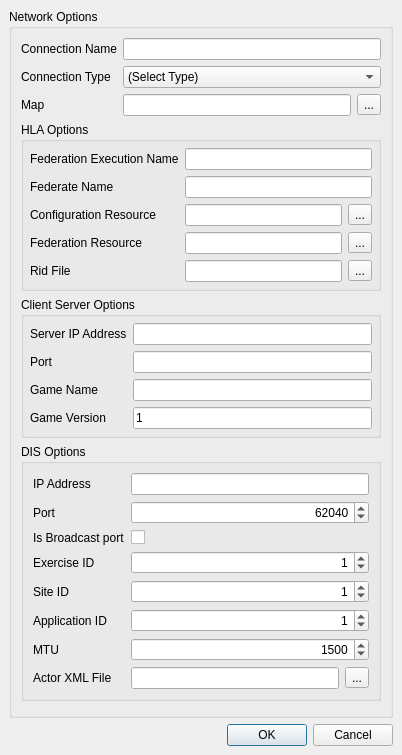
The window that source/StealthViewer/ui/HLAOptionsUi.ui (delta3d/SimulationCore) describes before a commit, drawn with Qt 5.
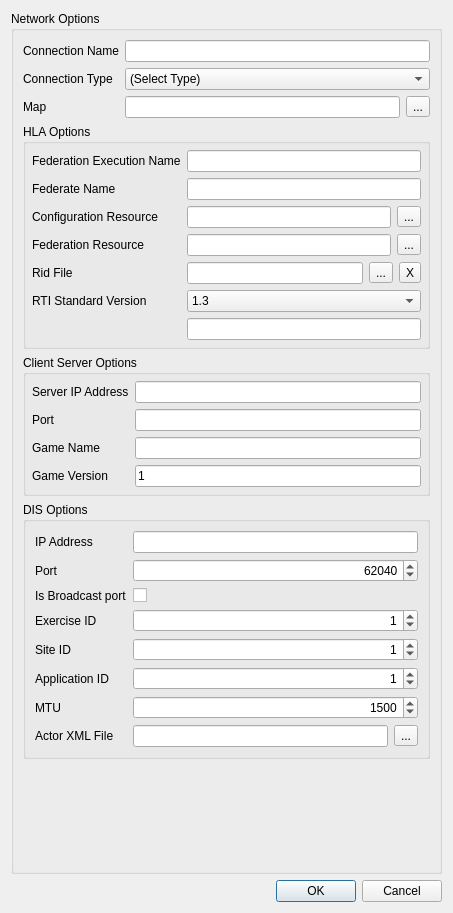
The same window after the commit.

What changed in the file:
```diff
--- a/source/StealthViewer/ui/HLAOptionsUi.ui
+++ b/source/StealthViewer/ui/HLAOptionsUi.ui
@@ -6,8 +6,8 @@
    <rect>
     <x>0</x>
     <y>0</y>
-    <width>402</width>
-    <height>755</height>
+    <width>453</width>
+    <height>913</height>
    </rect>
   </property>
   <property name="windowTitle">
@@ -20,12 +20,6 @@
    <property name="sizeConstraint">
     <enum>QLayout::SetMinAndMaxSize</enum>
    </property>
-   <property name="margin">
-    <number>9</number>
-   </property>
-   <property name="spacing">
-    <number>6</number>
-   </property>
    <item row="0" column="0">
     <widget class="QGroupBox" name="mMainGroupBox">
      <property name="title">
@@ -107,15 +101,9 @@
         </item>
         <item row="3" column="1">
          <layout class="QHBoxLayout">
-          <property name="spacing">
-           <number>6</number>
-          </property>
           <property name="sizeConstraint">
            <enum>QLayout::SetMinimumSize</enum>
           </property>
-          <property name="margin">
-           <number>0</number>
-          </property>
           <item>
            <widget class="QLineEdit" name="mMapLineEdit">
             <property name="toolTip">
@@ -162,7 +150,7 @@
            </property>
           </widget>
          </item>
-         <item row="0" column="1">
+         <item row="0" column="2">
           <widget class="QLineEdit" name="mFedExLineEdit">
            <property name="toolTip">
             <string>The federation execution name (fedex) is the name of the federation that you wish to join in JSAF</string>
@@ -182,7 +170,7 @@
            </property>
           </widget>
          </item>
-         <item row="1" column="1">
+         <item row="1" column="2">
           <widget class="QLineEdit" name="mFederateNameLineEdit">
            <property name="toolTip">
             <string>The Federate name is the identifier that will be used for you when you connect to the federation. </string>
@@ -202,14 +190,8 @@
            </property>
           </widget>
          </item>
-         <item row="2" column="1">
+         <item row="2" column="2">
           <layout class="QHBoxLayout">
-           <property name="spacing">
-            <number>6</number>
-           </property>
-           <property name="margin">
-            <number>0</number>
-           </property>
            <item>
             <widget class="QLineEdit" name="mConfigFileLineEdit">
              <property name="toolTip">
@@ -242,14 +224,8 @@
            </property>
           </widget>
          </item>
-         <item row="3" column="1">
+         <item row="3" column="2">
           <layout class="QHBoxLayout">
-           <property name="spacing">
-            <number>6</number>
-           </property>
-           <property name="margin">
-            <number>0</number>
-           </property>
            <item>
             <widget class="QLineEdit" name="mFedFileLineEdit">
              <property name="toolTip">
@@ -282,22 +258,10 @@
            </property>
           </widget>
          </item>
-         <item row="4" column="1">
+         <item row="4" column="2">
           <layout class="QVBoxLayout">
-           <property name="spacing">
-            <number>6</number>
-           </property>
-           <property name="margin">
-            <number>0</number>
-           </property>
            <item>
             <layout class="QHBoxLayout">
-             <property name="spacing">
-              <number>6</number>
-             </property>
-             <property name="margin">
-              <number>0</number>
-             </property>
              <item>
               <widget class="QLineEdit" name="mRidFileLineEdit">
                <property name="toolTip">
@@ -318,10 +282,50 @@
                </property>
               </widget>
              </item>
+             <item>
+              <widget class="QToolButton" name="mClearRidButton">
+               <property name="text">
+                <string>X</string>
+               </property>
+              </widget>
+             </item>
             </layout>
            </item>
           </layout>
          </item>
+         <item row="5" column="2">
+          <widget class="QComboBox" name="mRTIStandardCombo">
+           <item>
+            <property name="text">
+             <string>1.3</string>
+            </property>
+           </item>
+           <item>
+            <property name="text">
+             <string>1516e</string>
+            </property>
+           </item>
+           <item>
+            <property name="text">
+             <string>Other</string>
+            </property>
+           </item>
+          </widget>
+         </item>
+         <item row="5" column="0">
+          <widget class="QLabel" name="mRTIStandardLabel">
+           <property name="text">
+            <string>RTI Standard Version</string>
+           </property>
+          </widget>
+         </item>
+         <item row="6" column="2">
+          <widget class="QLineEdit" name="mRTIStandardManualEdit">
+           <property name="toolTip">
+            <string>Enter the Library suffix.  It looks for dtHLAGM_{name} with OS appropriate extensions.</string>
+           </property>
+          </widget>
+         </item>
         </layout>
        </widget>
       </item>
```
Left out of the diff: 16 changed lines with no effect on the pictures.
